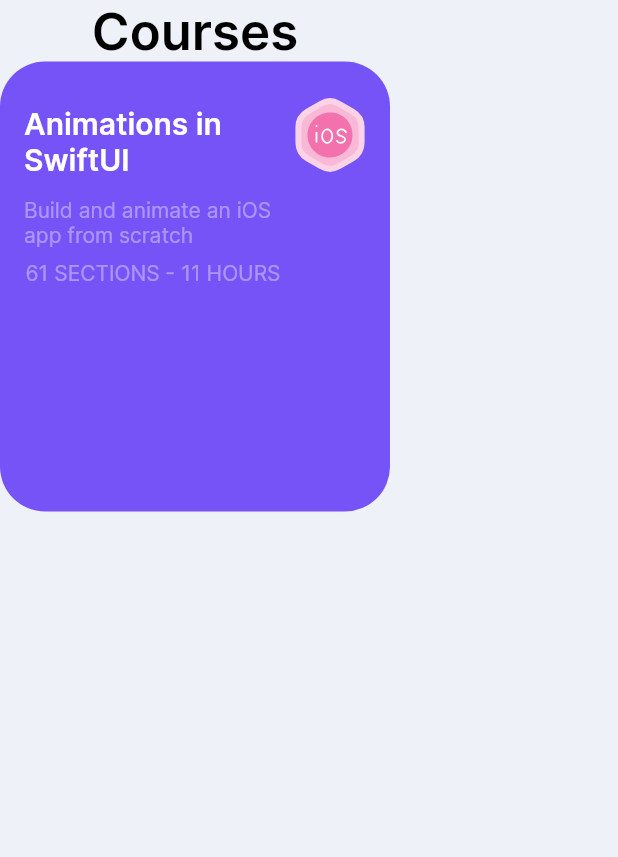
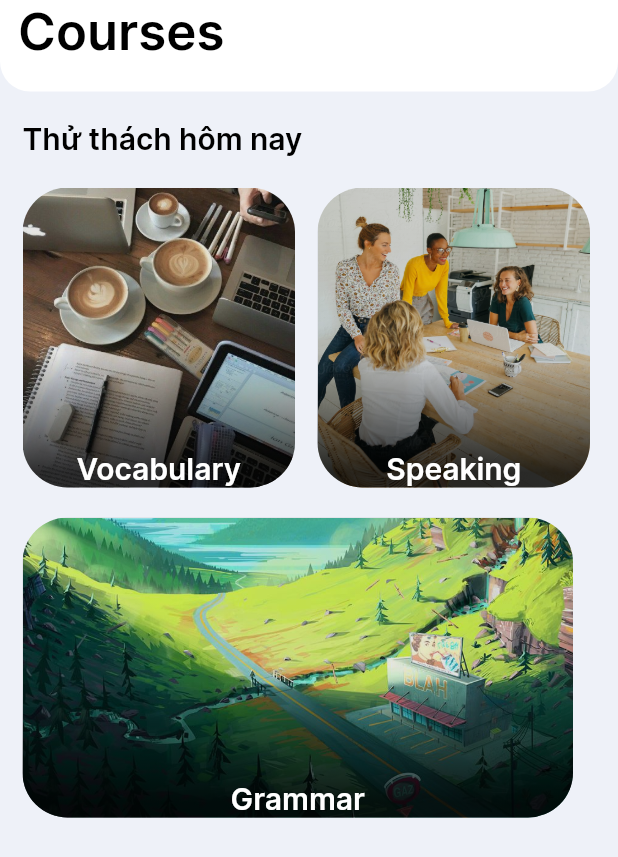
Before and after one commit to quanminh251102/Ezi2learn, a Flutter app: the HomePage screen opened directly, on a phone screen of 412 x 824 dp. Shown: the top 857 px of the screen. Run offline on Flutter 3.47's test engine with Material 2 defaults, Android fonts, the phone set to English and light mode, and no system bars; our stand-ins replace flutter_svg, rive.

Commit message:
Update HomeScreen

```diff
--- a/lib/main.dart
+++ b/lib/main.dart
@@ -1,6 +1,7 @@
 import 'package:flutter/material.dart';
 import 'package:rive_animation/screens/entry_point.dart';
 import 'package:rive_animation/screens/onboding/onboding_screen.dart';
+import 'package:rive_animation/screens/vocabulary/voca_topic.dart';
 
 void main() {
   runApp(const MyEnglishApp());
@@ -15,10 +16,10 @@
     return MaterialApp(
       title: 'Ezi2learn',
       theme: ThemeData(
-        scaffoldBackgroundColor: Color(0xFFEEF1F8),
+        scaffoldBackgroundColor: const Color(0xFFEEF1F8),
         primarySwatch: Colors.blue,
         fontFamily: "Intel",
-        inputDecorationTheme: InputDecorationTheme(
+        inputDecorationTheme: const InputDecorationTheme(
           filled: true,
           fillColor: Colors.white,
           errorStyle: TextStyle(height: 0),
@@ -28,7 +29,7 @@
           errorBorder: defaultInputBorder,
         ),
       ),
-      home: const OnbodingScreen(),
+      home: const VocaMainScreen(),
     );
   }
 }
--- a/lib/screens/entry_point.dart
+++ b/lib/screens/entry_point.dart
@@ -53,7 +53,7 @@
   Widget build(BuildContext context) {
     return Scaffold(
       appBar: AppBar(
-        backgroundColor: Theme.of(context).scaffoldBackgroundColor,
+        backgroundColor: Colors.white,
         elevation: 0,
         leading: GestureDetector(
           onTap: () {
@@ -92,7 +92,7 @@
         actions: [
           Container(
             margin: const EdgeInsets.only(right: 12),
-            padding: EdgeInsets.all(8),
+            padding: const EdgeInsets.all(8),
             height: 42,
             width: 42,
             decoration: const BoxDecoration(
@@ -110,7 +110,7 @@
           ),
         ],
       ),
-      body: HomePage(),
+      body: const HomePage(),
       bottomNavigationBar: SafeArea(
         child: Container(
           padding:
--- a/lib/screens/home/home_screen.dart
+++ b/lib/screens/home/home_screen.dart
@@ -7,71 +7,137 @@
   @override
   Widget build(BuildContext context) {
     return Scaffold(
-      body: Column(
-        children: [
-          Text(
-            "Courses",
-            style: Theme.of(context)
-                .textTheme
-                .headlineMedium!
-                .copyWith(color: Colors.black, fontWeight: FontWeight.bold),
-          ),
-          Container(
-            padding: EdgeInsets.symmetric(horizontal: 16, vertical: 24),
-            height: 300,
-            width: 260,
-            decoration: BoxDecoration(
-              color: Color(0xFF7553F6),
-              borderRadius: BorderRadius.all(Radius.circular(30)),
+      body: Container(
+        color: Theme.of(context).scaffoldBackgroundColor,
+        child: Column(
+          children: <Widget>[
+            Container(
+              decoration: const BoxDecoration(
+                  color: Colors.white,
+                  borderRadius:
+                      BorderRadius.vertical(bottom: Radius.circular(20))),
+              width: MediaQuery.of(context).size.width,
+              child: Padding(
+                padding: const EdgeInsets.fromLTRB(12, 0, 0, 20),
+                child: Text(
+                  "Courses",
+                  style: Theme.of(context).textTheme.headlineMedium!.copyWith(
+                      color: Colors.black, fontWeight: FontWeight.bold),
+                ),
+              ),
             ),
-            child: Row(
-              crossAxisAlignment: CrossAxisAlignment.start,
-              children: [
-                Expanded(
-                  child: Padding(
-                    padding: const EdgeInsets.only(top: 6, right: 8),
-                    child: Column(
-                      children: [
-                        Text(
-                          "Animations in SwiftUI",
-                          style: Theme.of(context)
-                              .textTheme
-                              .titleLarge!
-                              .copyWith(
-                                  color: Colors.white,
-                                  fontWeight: FontWeight.w600),
-                        ),
-                        Padding(
-                          padding: const EdgeInsets.only(top: 12, bottom: 8),
-                          child: Text(
-                            "Build and animate an iOS app from scratch",
-                            style: TextStyle(
-                              color: Colors.white38,
-                            ),
-                          ),
-                        ),
-                        Text(
-                          "61 SECTIONS - 11 HOURS",
-                          style: TextStyle(
-                            color: Colors.white38,
-                          ),
-                        ),
-                        Spacer(),
-                        // CircleAvatar(
-                        //   backgroundImage: DecorationImage(),
-                        // )
+            const SizedBox(
+              height: 20,
+            ),
+            Padding(
+              padding: const EdgeInsets.symmetric(horizontal: 15),
+              child: Column(
+                crossAxisAlignment: CrossAxisAlignment.start,
+                children: <Widget>[
+                  const Text('Thử thách hôm nay',
+                      style: TextStyle(
+                          color: Colors.black,
+                          fontSize: 20,
+                          fontWeight: FontWeight.bold)),
+                  const SizedBox(
+                    height: 20,
+                  ),
+                  Container(
+                    height: 200,
+                    child: ListView(
+                      scrollDirection: Axis.horizontal,
+                      children: <Widget>[
+                        Courses(
+                            'assets/images/voca.jpg', 'Vocabulary', context),
+                        Courses(
+                            'assets/images/speaking.png', 'Speaking', context),
+                        Courses('assets/images/dictionary.jpg', 'Listening',
+                            context),
+                        Courses(
+                            'assets/images/dictionary.jpg', 'Gaming', context),
                       ],
                     ),
+                  )
+                ],
+              ),
+            ),
+            const SizedBox(
+              height: 20,
+            ),
+            Padding(
+              padding: const EdgeInsets.symmetric(horizontal: 15),
+              child: Container(
+                height: 200,
+                margin: const EdgeInsets.only(right: 15),
+                decoration: const BoxDecoration(
+                  borderRadius: BorderRadius.all(Radius.circular(30)),
+                  image: DecorationImage(
+                      image: AssetImage('assets/images/grammar.jpg'),
+                      fit: BoxFit.cover),
+                ),
+                child: Container(
+                  decoration: BoxDecoration(
+                    borderRadius: const BorderRadius.all(Radius.circular(30)),
+                    gradient: LinearGradient(
+                        begin: Alignment.bottomRight,
+                        stops: const [
+                          0.1,
+                          0.9
+                        ],
+                        colors: [
+                          Colors.black.withOpacity(0.8),
+                          Colors.black.withOpacity(0.1)
+                        ]),
                   ),
+                  child: const Align(
+                      alignment: Alignment.bottomCenter,
+                      child: Text(
+                        'Grammar',
+                        style: TextStyle(
+                            fontSize: 20,
+                            fontWeight: FontWeight.w600,
+                            color: Colors.white),
+                      )),
                 ),
-                SvgPicture.asset(
-                  "assets/icons/ios.svg",
-                ),
-              ],
+              ),
             ),
-          )
-        ],
+          ],
+        ),
       ),
     );
   }
 }
+
+Widget Courses(image, topic, context) {
+  return AspectRatio(
+    aspectRatio: 2.95 / 3,
+    child: Container(
+      margin: const EdgeInsets.only(right: 15),
+      decoration: BoxDecoration(
+        borderRadius: const BorderRadius.all(Radius.circular(30)),
+        image: DecorationImage(image: AssetImage(image), fit: BoxFit.cover),
+      ),
+      child: Container(
+        decoration: BoxDecoration(
+          borderRadius: const BorderRadius.all(Radius.circular(30)),
+          gradient: LinearGradient(begin: Alignment.bottomRight, stops: const [
+            0.1,
+            0.9
+          ], colors: [
+            Colors.black.withOpacity(0.8),
+            Colors.black.withOpacity(0.1)
+          ]),
+        ),
+        child: Align(
+            alignment: Alignment.bottomCenter,
+            child: Text(
+              topic,
+              style: const TextStyle(
+                  fontSize: 20,
+                  fontWeight: FontWeight.w600,
+                  color: Colors.white),
+            )),
+      ),
+    ),
+  );
+}
--- a/lib/screens/onboding/components/animated_btn.dart
+++ b/lib/screens/onboding/components/animated_btn.dart
@@ -35,7 +35,7 @@
                   const Icon(CupertinoIcons.arrow_right),
                   const SizedBox(width: 8),
                   Text(
-                    "Start the course",
+                    "Bắt đầu",
                     style: Theme.of(context).textTheme.button,
                   )
                 ],
--- a/lib/screens/onboding/components/sign_in_dialog.dart
+++ b/lib/screens/onboding/components/sign_in_dialog.dart
@@ -40,7 +40,7 @@
                 Column(
                   children: [
                     const Text(
-                      "Sign in",
+                      "Đăng nhập",
                       style: TextStyle(
                         fontSize: 34,
                         fontFamily: "Poppins",
@@ -50,7 +50,7 @@
                     const Padding(
                       padding: EdgeInsets.symmetric(vertical: 16),
                       child: Text(
-                        "Access to 240+ hours of content. Learn design and code, by building real apps with Flutter and Swift.",
+                        "Cùng Ezi2learn bắt đầu hành trình khám phá tiếng Anh nào!",
                         textAlign: TextAlign.center,
                       ),
                     ),
@@ -63,7 +63,7 @@
                         Padding(
                           padding: EdgeInsets.symmetric(horizontal: 16),
                           child: Text(
-                            "OR",
+                            "Hoặc",
                             style: TextStyle(
                               color: Colors.black26,
                               fontWeight: FontWeight.w500,
@@ -76,7 +76,7 @@
                     const Padding(
                       padding: EdgeInsets.symmetric(vertical: 24),
                       child: Text(
-                        "Sign up with Email, Apple or Google",
+                        "Đăng nhập bằng Email, Apple hoặc Google",
                         style: TextStyle(color: Colors.black54),
                       ),
                     ),
--- a/lib/screens/onboding/components/sign_in_form.dart
+++ b/lib/screens/onboding/components/sign_in_form.dart
@@ -2,7 +2,6 @@
 import 'package:flutter/material.dart';
 import 'package:flutter_svg/flutter_svg.dart';
 import 'package:rive/rive.dart';
-import 'package:rive_animation/screens/entry_point.dart';
 
 class SignInForm extends StatefulWidget {
   const SignInForm({
@@ -120,7 +119,7 @@
                 ),
               ),
               const Text(
-                "Password",
+                "Mật khẩu",
                 style: TextStyle(
                   color: Colors.black54,
                 ),
@@ -148,6 +147,7 @@
                 child: ElevatedButton.icon(
                   onPressed: () {
                     singIn(context);
+
                   },
                   style: ElevatedButton.styleFrom(
                     backgroundColor: const Color(0xFFF77D8E),
@@ -165,7 +165,7 @@
                     CupertinoIcons.arrow_right,
                     color: Color(0xFFFE0037),
                   ),
-                  label: const Text("Sign In"),
+                  label: const Text("Đăng nhập"),
                 ),
               ),
             ],
--- a/lib/screens/onboding/onboding_screen.dart
+++ b/lib/screens/onboding/onboding_screen.dart
@@ -68,11 +68,11 @@
                   children: [
                     const Spacer(),
                     SizedBox(
-                      width: 260,
+                      width: 280,
                       child: Column(
                         children: const [
                           Text(
-                            "Learn design & code",
+                            "Ezi2learn is here for you!",
                             style: TextStyle(
                               fontSize: 60,
                               fontWeight: FontWeight.w700,
@@ -82,7 +82,7 @@
                           ),
                           SizedBox(height: 16),
                           Text(
-                            "Don’t skip design. Learn design and code, by building real apps with Flutter and Swift. Complete courses about the best tools.",
+                            "Nền tảng học tiếng Anh thông qua các trò chơi thú vị và hệ thống ngữ pháp dễ tiếp cận cho trẻ nhỏ.",
                           ),
                         ],
                       ),
@@ -114,7 +114,7 @@
                     const Padding(
                       padding: EdgeInsets.symmetric(vertical: 24),
                       child: Text(
-                          "Purchase includes access to 30+ courses, 240+ premium tutorials, 120+ hours of videos, source files and certificates."),
+                          "Gồm 10+ chủ đề từ vựng và ngữ pháp thú vị, giúp các bạn nhỏ tiếp cận với tiếng Anh theo gần gũi và tự nhiên nhất."),
                     )
                   ],
                 ),
--- /dev/null
+++ b/lib/screens/vocabulary/voca_topic.dart
@@ -0,0 +1,33 @@
+import 'package:flutter/foundation.dart';
+import 'package:flutter/material.dart';
+import 'package:flutter/src/widgets/container.dart';
+import 'package:flutter/src/widgets/framework.dart';
+
+class VocaMainScreen extends StatefulWidget {
+  const VocaMainScreen({super.key});
+
+  @override
+  State<VocaMainScreen> createState() => _VocaMainScreenState();
+}
+
+class _VocaMainScreenState extends State<VocaMainScreen> {
+  @override
+  Widget build(BuildContext context) {
+    return Scaffold(
+      body: SafeArea(
+        child: Container(
+            width: MediaQuery.of(context).size.width,
+            decoration: const BoxDecoration(color: Colors.white),
+            child: Column(
+              crossAxisAlignment: CrossAxisAlignment.center,
+              children: [
+                const Text(
+                  'Vocabulary',
+                  style: TextStyle(fontSize: 24, fontWeight: FontWeight.bold),
+                )
+              ],
+            )),
+      ),
+    );
+  }
+}
--- a/pubspec.yaml
+++ b/pubspec.yaml
@@ -37,6 +37,7 @@
   cupertino_icons: ^1.0.2
   rive: ^0.9.1
   flutter_svg: ^1.1.6
+  linear_progress_bar: ^1.1.0
 
 dev_dependencies:
   flutter_test:
@@ -65,6 +66,7 @@
     - assets/Backgrounds/
     - assets/icons/
     - assets/RiveAssets/
+    - assets/images/
   #   - images/a_dot_ham.jpeg
 
   # An image asset can refer to one or more resolution-specific "variants", see
```
Also changed, not shown: assets/images/dictionary.jpg (added), assets/images/grammar.jpg (added), assets/images/speaking.png (added), assets/images/voca.jpg (added), assets/images/voca.png (added), pubspec.lock, 1 other file.
